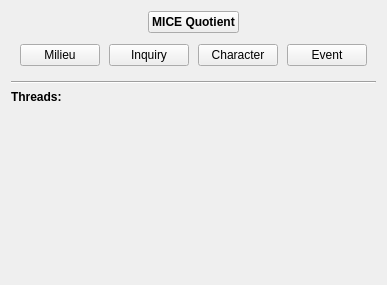
zkovari/plotlyst, file ui/mice_doc.ui: the form before one commit.
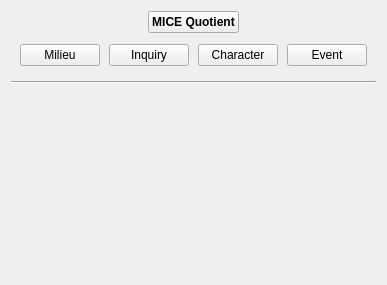
The form after the commit. Custom widgets are drawn as their Qt base class.

The edit to the form file:
```diff
--- a/ui/mice_doc.ui
+++ b/ui/mice_doc.ui
@@ -154,20 +154,6 @@
      </property>
     </widget>
    </item>
-   <item>
-    <widget class="QLabel" name="label">
-     <property name="font">
-      <font>
-       <weight>75</weight>
-       <bold>true</bold>
-       <underline>false</underline>
-      </font>
-     </property>
-     <property name="text">
-      <string>Threads:</string>
-     </property>
-    </widget>
-   </item>
    <item>
     <widget class="QWidget" name="wdgThreads" native="true"/>
    </item>
```
